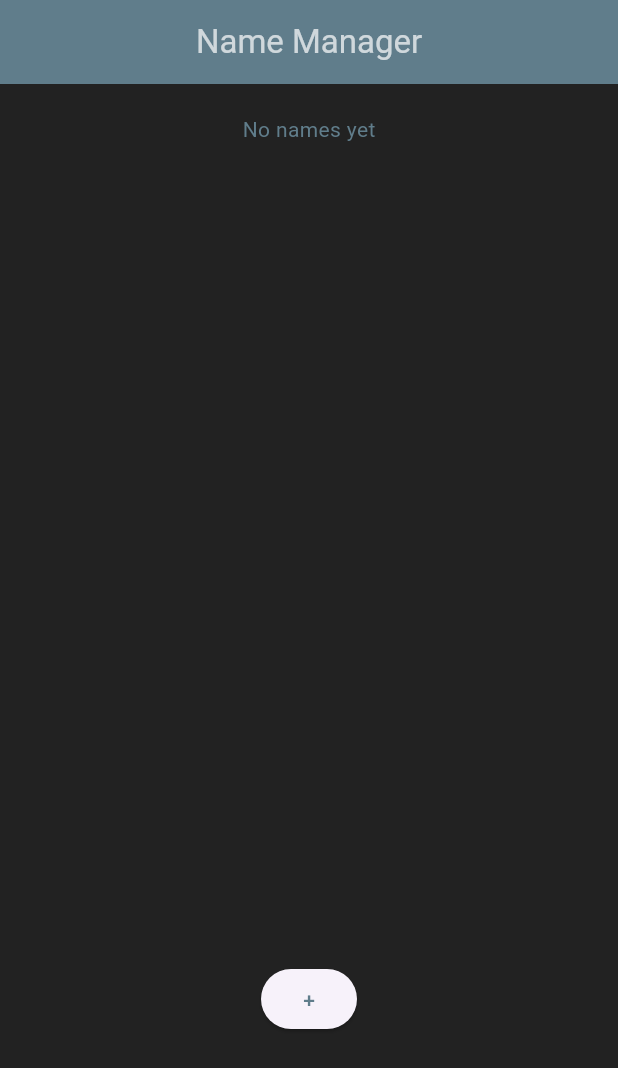
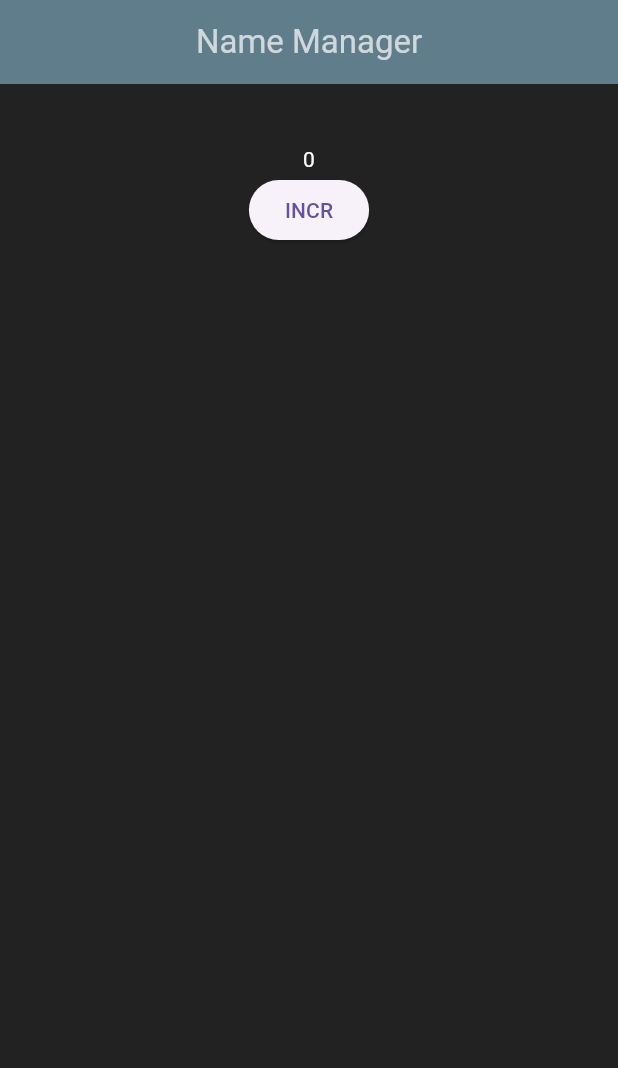
Before and after one commit to tidianecs/NameManager, a Flutter app: the screen it shows after launch, on a phone screen of 412 x 824 dp. Shown: the top 1068 px of the screen. Run offline on Flutter 3.47's test engine with Material 3 defaults, Android fonts, the phone set to English and light mode, and no system bars.

Commit message:
Some refresh of CallBack function

```diff
--- /dev/null
+++ b/lib/layouts/Tranining/CallBackScreen.dart
@@ -0,0 +1,33 @@
+import 'package:flutter/material.dart';
+import 'CounterButton.dart';
+
+class Callbackscreen extends StatefulWidget {
+  const Callbackscreen({super.key});
+
+  @override
+  State<Callbackscreen> createState() => _CallbackscreenState();
+}
+
+class _CallbackscreenState extends State<Callbackscreen> {
+  int count = 0;
+
+  void increment(){
+    setState(() {
+      count++;
+    });
+  }
+
+  @override
+  Widget build(BuildContext context) {
+    return Container(
+      margin: EdgeInsets.only(top: 30),
+      padding: EdgeInsets.all(10),
+      child: Column(
+        children: [
+          Center(child: Text("${count}", style: TextStyle(color: Colors.white))),
+          Counterbutton(increment: increment)
+        ],
+      ),
+    );
+  }
+}
--- /dev/null
+++ b/lib/layouts/Tranining/CounterButton.dart
@@ -0,0 +1,14 @@
+import 'package:flutter/material.dart';
+
+class Counterbutton extends StatelessWidget {
+  final VoidCallback increment;
+  const Counterbutton({super.key, required this.increment});
+
+  @override
+  Widget build(BuildContext context) {
+    return ElevatedButton(
+      onPressed: () => increment(),
+      child: Text("INCR")
+    );
+  }
+}
--- a/lib/main.dart
+++ b/lib/main.dart
@@ -1,5 +1,6 @@
 import 'package:flutter/material.dart';
 import 'layouts/HomeScreen/Home.dart';
+import 'layouts/Tranining/CallBackScreen.dart';
 
 void main() {
   runApp(
@@ -22,7 +23,8 @@ class MyApp extends StatelessWidget {
           title: Title(color: Colors.white, child: Center(child: Text("Name Manager", style: textColor))),
           backgroundColor: Colors.blueGrey,
         ),
-        body: HomeScreen(),
+        body: Callbackscreen(),
+        //HomeScreen(),
         backgroundColor: Colors.black87,
       ),
     );
```
